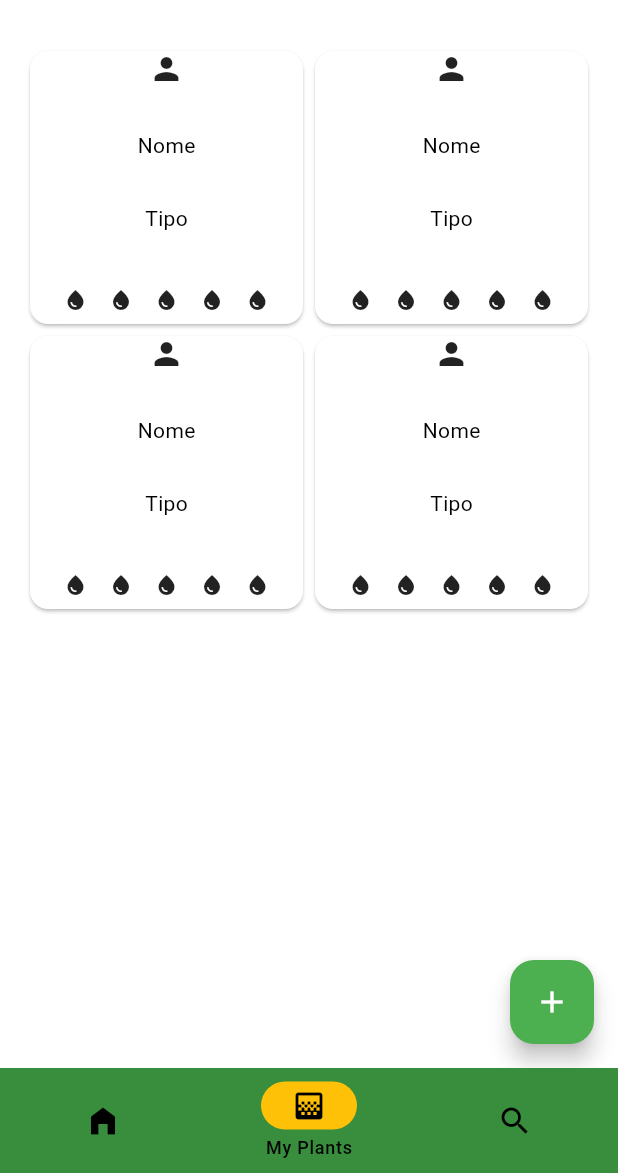
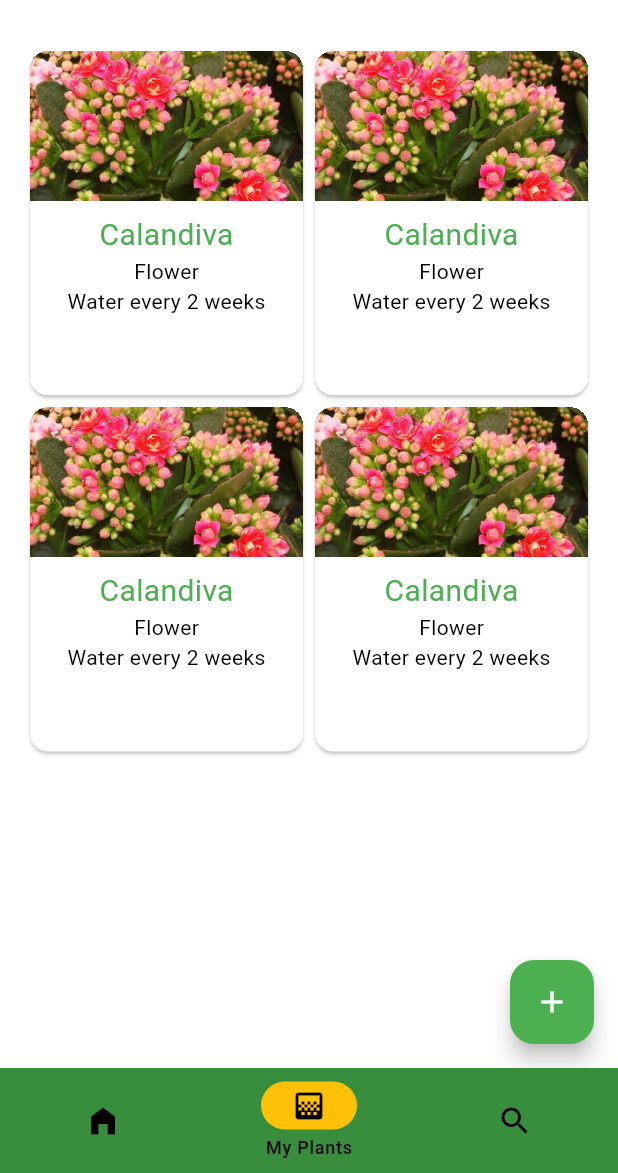
Before and after one commit to Murilovsky/plantpedia, a Flutter app: the screen it shows after launch, item 2 of the bottom bar chosen, on a phone screen of 412 x 824 dp, the part 63-1236 px from its top. Run offline on Flutter 3.47's test engine with Material 2 defaults, Android fonts, the phone set to English and light mode, and no system bars; our stand-ins replace sqflite; accounts and stored records are empty.

Commit message:
PlantCard update

```diff
--- a/lib/components/planta_card.dart
+++ b/lib/components/planta_card.dart
@@ -6,23 +6,24 @@ class PlantCard extends StatelessWidget {
   @override
   Widget build(BuildContext context) {
     return Card(
-      child:
-          Column(mainAxisAlignment: MainAxisAlignment.spaceBetween, children: [
-        Icon(Icons.person),
-        Text('Nome'),
-        Text('Tipo'),
+      clipBehavior: Clip.hardEdge,
+      child: Column(children: [
+        Image.asset(
+          height: 100,
+          width: double.maxFinite,
+          'images/calandiva.jpg',
+          fit: BoxFit.cover,
+        ),
         Padding(
-          padding: const EdgeInsets.all(8.0),
-          child: Row(
-            mainAxisAlignment: MainAxisAlignment.spaceEvenly,
-            children: [
-              Icon(Icons.water_drop, size: 16),
-              Icon(Icons.water_drop, size: 16),
-              Icon(Icons.water_drop, size: 16),
-              Icon(Icons.water_drop, size: 16),
-              Icon(Icons.water_drop, size: 16)
-            ],
-          ),
+          padding: EdgeInsets.all(8),
+          child: Column(
+              mainAxisAlignment: MainAxisAlignment.spaceBetween,
+              children: [
+                Text('Calandiva',
+                    style: TextStyle(fontSize: 20, color: Colors.green)),
+                Text('Flower'),
+                Text('Water every 2 weeks')
+              ]),
         )
       ]),
     );
--- a/lib/screens/my_plants.dart
+++ b/lib/screens/my_plants.dart
@@ -11,6 +11,7 @@ class MyPlantsPage extends StatelessWidget {
       body: Padding(
         padding: const EdgeInsets.all(16.0),
         child: GridView.count(
+            childAspectRatio: 0.8,
             crossAxisCount: 2,
             children: [PlantCard(), PlantCard(), PlantCard(), PlantCard()]),
       ),
--- a/pubspec.yaml
+++ b/pubspec.yaml
@@ -31,6 +31,7 @@ environment:
 dependencies:
   flutter:
     sdk: flutter
+  path:
   sqflite:
   http:
 
@@ -62,8 +63,8 @@ flutter:
   uses-material-design: true
 
   # To add assets to your application, add an assets section, like this:
-  # assets:
-  #   - images/a_dot_burr.jpeg
+  assets:
+    - images/calandiva.jpg
   #   - images/a_dot_ham.jpeg
 
   # An image asset can refer to one or more resolution-specific "variants", see
```
Also changed, not shown: lib/database/dao.dart (added, +7 -0 lines), lib/database/database.dart (added, +10 -0 lines), lib/screens/new_plant.dart (+62 -6 lines), images/calandiva.jpg (renamed from assets/calandiva.jpg), pubspec.lock.
